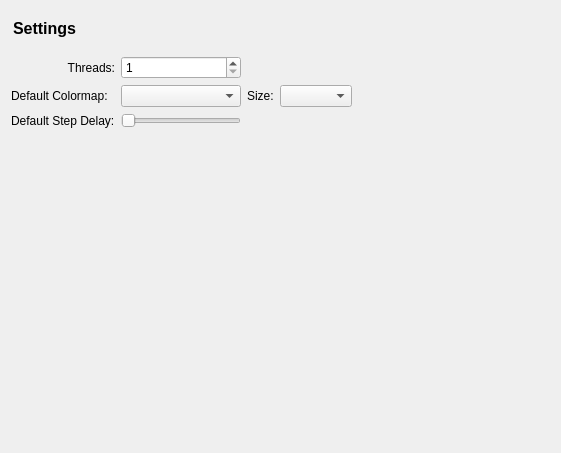
First picture: the form in src/gui/forms/settingspage.ui, repository evoplex/evoplex, before the edit.
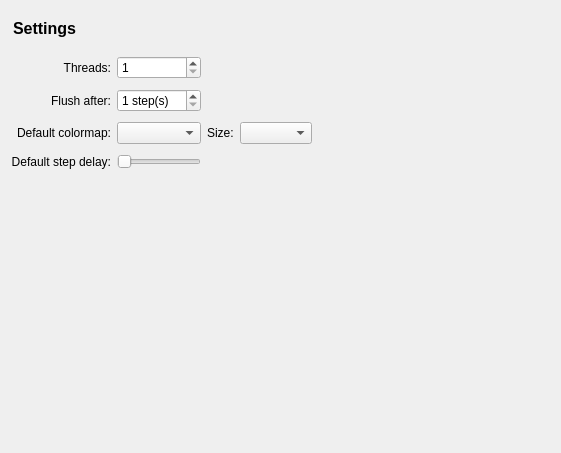
Second picture: the form after the edit.

```diff
--- a/src/gui/forms/settingspage.ui
+++ b/src/gui/forms/settingspage.ui
@@ -75,17 +75,23 @@
    </item>
    <item row="1" column="0">
     <layout class="QGridLayout" name="gridLayout">
-     <item row="1" column="1">
+     <property name="verticalSpacing">
+      <number>10</number>
+     </property>
+     <item row="0" column="0">
+      <widget class="QLabel" name="label_2">
+       <property name="text">
+        <string>Threads:</string>
+       </property>
+       <property name="alignment">
+        <set>Qt::AlignRight|Qt::AlignTrailing|Qt::AlignVCenter</set>
+       </property>
+      </widget>
+     </item>
+     <item row="2" column="1">
       <widget class="QComboBox" name="colormaps"/>
      </item>
-     <item row="1" column="0">
-      <widget class="QLabel" name="label_3">
-       <property name="text">
-        <string>Default Colormap:</string>
-       </property>
-      </widget>
-     </item>
-     <item row="1" column="2">
+     <item row="2" column="2">
       <widget class="QLabel" name="label_4">
        <property name="text">
         <string>Size:</string>
@@ -94,66 +100,22 @@
      </item>
      <item row="0" column="1">
       <widget class="QSpinBox" name="threads">
-       <property name="minimumSize">
-        <size>
-         <width>120</width>
-         <height>0</height>
-        </size>
-       </property>
-       <property name="maximumSize">
-        <size>
-         <width>120</width>
-         <height>16777215</height>
-        </size>
-       </property>
        <property name="minimum">
         <number>1</number>
        </property>
       </widget>
      </item>
-     <item row="1" column="3">
-      <widget class="QComboBox" name="colormapsize">
-       <property name="minimumSize">
-        <size>
-         <width>50</width>
-         <height>0</height>
-        </size>
-       </property>
-      </widget>
-     </item>
-     <item row="0" column="0">
-      <widget class="QLabel" name="label_2">
-       <property name="minimumSize">
-        <size>
-         <width>100</width>
-         <height>0</height>
-        </size>
-       </property>
-       <property name="maximumSize">
-        <size>
-         <width>120</width>
-         <height>16777215</height>
-        </size>
-       </property>
-       <property name="text">
-        <string>Threads:</string>
-       </property>
-       <property name="alignment">
-        <set>Qt::AlignRight|Qt::AlignTrailing|Qt::AlignVCenter</set>
-       </property>
-       <property name="margin">
-        <number>5</number>
-       </property>
-      </widget>
-     </item>
-     <item row="2" column="0">
+     <item row="3" column="0">
       <widget class="QLabel" name="label_5">
        <property name="text">
-        <string>Default Step Delay:</string>
+        <string>Default step delay:</string>
+       </property>
+       <property name="alignment">
+        <set>Qt::AlignRight|Qt::AlignTrailing|Qt::AlignVCenter</set>
        </property>
       </widget>
      </item>
-     <item row="2" column="1">
+     <item row="3" column="1">
       <widget class="QSlider" name="delay">
        <property name="maximum">
         <number>500</number>
@@ -169,6 +131,46 @@
        </property>
       </widget>
      </item>
+     <item row="2" column="0">
+      <widget class="QLabel" name="label_3">
+       <property name="text">
+        <string>Default colormap:</string>
+       </property>
+       <property name="alignment">
+        <set>Qt::AlignRight|Qt::AlignTrailing|Qt::AlignVCenter</set>
+       </property>
+      </widget>
+     </item>
+     <item row="2" column="3">
+      <widget class="QComboBox" name="colormapsize">
+       <property name="minimumSize">
+        <size>
+         <width>50</width>
+         <height>0</height>
+        </size>
+       </property>
+      </widget>
+     </item>
+     <item row="1" column="0">
+      <widget class="QLabel" name="label_6">
+       <property name="text">
+        <string>Flush after:</string>
+       </property>
+       <property name="alignment">
+        <set>Qt::AlignRight|Qt::AlignTrailing|Qt::AlignVCenter</set>
+       </property>
+      </widget>
+     </item>
+     <item row="1" column="1">
+      <widget class="QSpinBox" name="stepsToFlush">
+       <property name="suffix">
+        <string> step(s)</string>
+       </property>
+       <property name="minimum">
+        <number>1</number>
+       </property>
+      </widget>
+     </item>
     </layout>
    </item>
   </layout>
```
